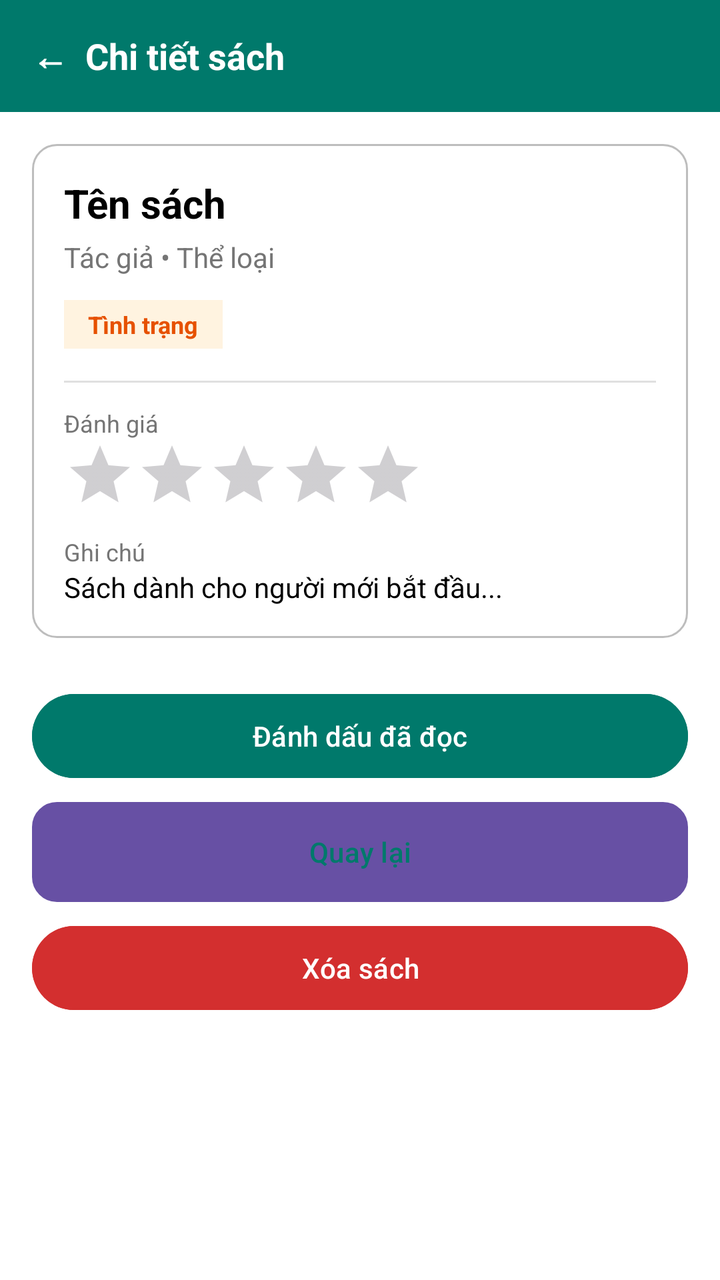
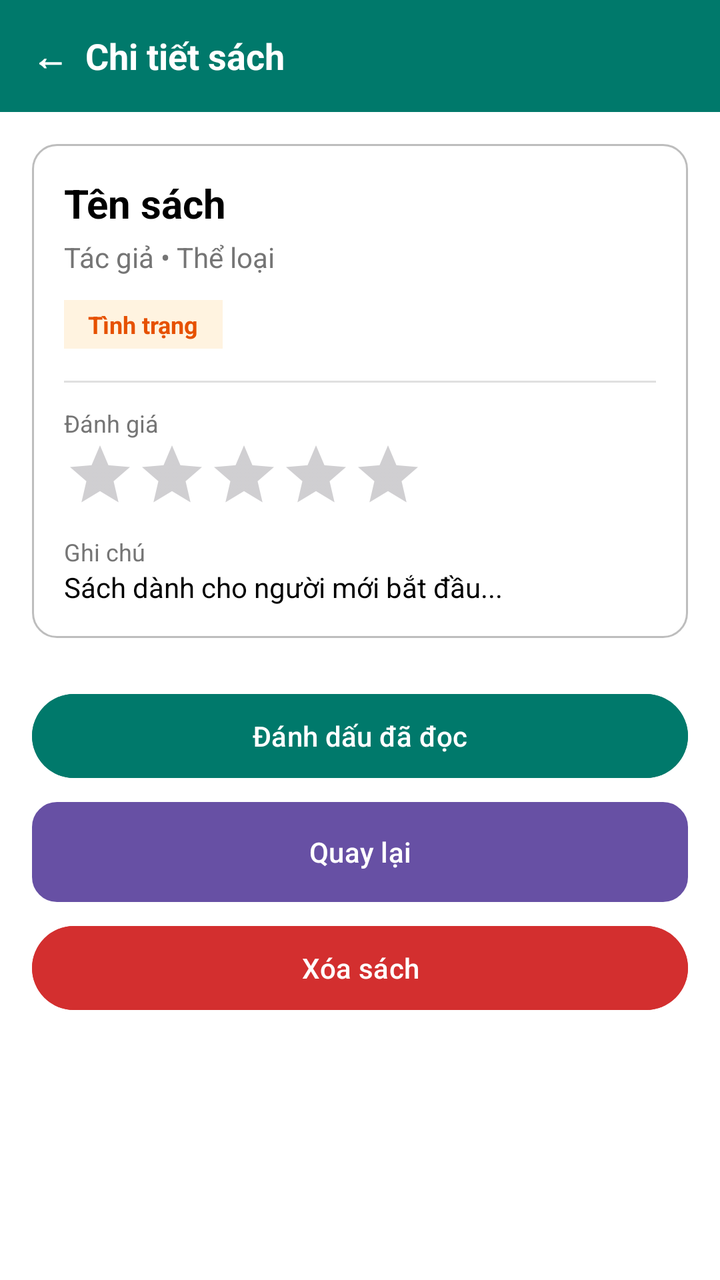

The first picture is an Android layout as it rendered before a commit; the second is the same layout after the commit. The layout source and the unified diff follow.
<!-- AndroidManifest.xml: application theme Theme.B24DCCC177_NguyenNgocLinh_QuanLySach -->
<!-- res/layout/activity_book_detail.xml -->
<?xml version="1.0" encoding="utf-8"?>
<LinearLayout xmlns:android="http://schemas.android.com/apk/res/android"
    android:layout_width="match_parent"
    android:layout_height="match_parent"
    android:orientation="vertical"
    android:background="#FFFFFF"
    android:fitsSystemWindows="true">

    
    <LinearLayout
        android:id="@+id/btnBackTopBarDetail"
        android:layout_width="match_parent"
        android:layout_height="56dp"
        android:background="#00796B"
        android:gravity="center_vertical"
        android:clickable="true"
        android:paddingHorizontal="16dp">
        <TextView
            android:layout_width="wrap_content"
            android:layout_height="wrap_content"
            android:text="←  Chi tiết sách"
            android:textColor="#FFFFFF"
            android:textSize="18sp"
            android:textStyle="bold"/>
    </LinearLayout>

    <LinearLayout
        android:layout_width="match_parent"
        android:layout_height="wrap_content"
        android:orientation="vertical"
        android:padding="16dp">

        <LinearLayout
            android:layout_width="match_parent"
            android:layout_height="wrap_content"
            android:orientation="vertical"
            android:background="@drawable/bg_border"
            android:padding="16dp"
            android:layout_marginBottom="24dp">

            <TextView
                android:id="@+id/tvDetailName"
                android:layout_width="match_parent"
                android:layout_height="wrap_content"
                android:text="Tên sách"
                android:textSize="20sp"
                android:textStyle="bold"
                android:textColor="#000000"
                android:layout_marginBottom="4dp"/>

            <TextView
                android:id="@+id/tvDetailAuthorCategory"
                android:layout_width="match_parent"
                android:layout_height="wrap_content"
                android:text="Tác giả • Thể loại"
                android:textColor="#757575"
                android:textSize="14sp"
                android:layout_marginBottom="12dp"/>

            <TextView
                android:id="@+id/tvDetailStatus"
                android:layout_width="wrap_content"
                android:layout_height="wrap_content"
                android:background="#FFF3E0"
                android:textColor="#E65100"
                android:paddingHorizontal="12dp"
                android:paddingVertical="4dp"
                android:text="Tình trạng"
                android:textStyle="bold"
                android:textSize="12sp"
                android:layout_marginBottom="16dp"/>

            <View
                android:layout_width="match_parent"
                android:layout_height="1dp"
                android:background="#E0E0E0"
                android:layout_marginBottom="12dp"/>

            <TextView
                android:layout_width="wrap_content"
                android:layout_height="wrap_content"
                android:text="Đánh giá"
                android:textColor="#757575"
                android:textSize="12sp"/>

            <RatingBar
                android:id="@+id/rbDetailRating"
                style="?android:attr/ratingBarStyleIndicator"
                android:layout_width="wrap_content"
                android:layout_height="wrap_content"
                android:numStars="5"
                android:stepSize="0.5"
                android:progressTint="#FFC107"
                android:layout_marginBottom="12dp"/>

            <TextView
                android:layout_width="wrap_content"
                android:layout_height="wrap_content"
                android:text="Ghi chú"
                android:textColor="#757575"
                android:textSize="12sp"/>

            <TextView
                android:id="@+id/tvDetailNote"
                android:layout_width="match_parent"
                android:layout_height="wrap_content"
                android:text="Sách dành cho người mới bắt đầu..."
                android:textColor="#000000"
                android:textSize="14sp"/>
        </LinearLayout>

        <Button
            android:id="@+id/btnMarkRead"
            android:layout_width="match_parent"
            android:layout_height="50dp"
            android:text="Đánh dấu đã đọc"
            android:textColor="#FFFFFF"
            android:backgroundTint="#00796B"
            android:layout_marginBottom="8dp"/>

        <Button
            android:id="@+id/btnBack"
            android:layout_width="match_parent"
            android:layout_height="50dp"
            android:text="Quay lại"
            android:textColor="#00796B"
            android:background="@drawable/bg_border"
            android:backgroundTint="#FFFFFF"
            android:layout_marginBottom="8dp"/>

        <Button
            android:id="@+id/btnDelete"
            android:layout_width="match_parent"
            android:layout_height="50dp"
            android:text="Xóa sách"
            android:textColor="#FFFFFF"
            android:backgroundTint="#D32F2F"/>
    </LinearLayout>
</LinearLayout>
<!-- resources referenced by this layout -->
<resources>
  <!-- drawable bg_border (drawable) -->
  <?xml version="1.0" encoding="utf-8"?>
  <shape xmlns:android="http://schemas.android.com/apk/res/android">
      <solid android:color="#FFFFFF"/>
      <stroke android:width="1dp" android:color="#BDBDBD"/>
      <corners android:radius="12dp"/>
  </shape>
  <style name="Theme.B24DCCC177_NguyenNgocLinh_QuanLySach" parent="Base.Theme.B24DCCC177_NguyenNgocLinh_QuanLySach" />
  <style name="Base.Theme.B24DCCC177_NguyenNgocLinh_QuanLySach" parent="Theme.Material3.DayNight.NoActionBar">
          
          
      </style>
</resources>

<!-- the commit's change to res/layout/activity_book_detail.xml (unified diff, before → after) -->
@@ -123,7 +123,7 @@
             android:layout_width="match_parent"
             android:layout_height="50dp"
             android:text="Quay lại"
-            android:textColor="#00796B"
+            android:textColor="#FFFFFF"
             android:background="@drawable/bg_border"
             android:backgroundTint="#FFFFFF"
             android:layout_marginBottom="8dp"/>
